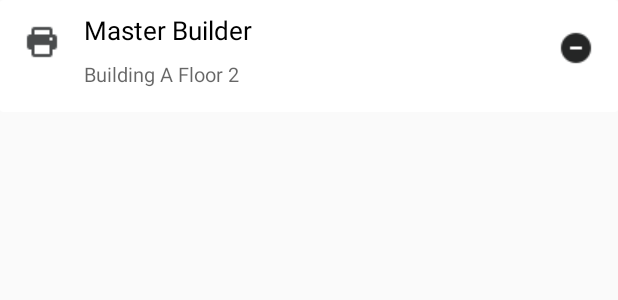
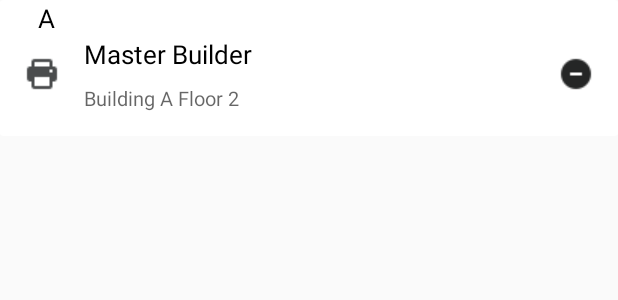
Before and after one commit to vaibhavnerleiristechsys/CustomePrintService, an Android app: the layout card_fragment_printer_list.xml on its own in the app's theme, with its tools: preview values and no code run, on a phone screen of 412 x 824 dp. Shown: the top 300 px of the screen. Run offline under Robolectric (Android 15) with nearby library versions, the phone set to English and light mode, and no system bars.

Commit message:
adding alphabetically header in select printer

```diff
--- a/app/src/main/res/layout/card_fragment_printer_list.xml
+++ b/app/src/main/res/layout/card_fragment_printer_list.xml
@@ -18,8 +18,20 @@
         android:layout_width="wrap_content"
         android:layout_height="wrap_content"
         android:layout_marginStart="16dp"
-        android:layout_marginTop="16dp"
         android:background="@drawable/print"
+        app:layout_constraintBottom_toBottomOf="@+id/txtFragmentBuildingName"
+        app:layout_constraintStart_toStartOf="parent"
+        app:layout_constraintTop_toTopOf="@+id/txtFragmentPrinterName" />
+
+    <TextView
+        android:id="@+id/textForHeader"
+        android:layout_width="0dp"
+        android:layout_height="wrap_content"
+        android:paddingLeft="25dp"
+        android:text="A"
+        android:textColor="#000000"
+        android:textSize="17sp"
+        app:layout_constraintEnd_toEndOf="parent"
         app:layout_constraintStart_toStartOf="parent"
         app:layout_constraintTop_toTopOf="parent" />
 
@@ -28,14 +40,14 @@
         android:layout_width="0dp"
         android:layout_height="wrap_content"
         android:layout_marginStart="16dp"
-        android:layout_marginTop="8dp"
         android:layout_marginEnd="16dp"
         android:text="Master Builder"
+        android:textColor="#000000"
         android:textSize="17sp"
-        android:textColor="#000000"
         app:layout_constraintEnd_toEndOf="parent"
+        app:layout_constraintHorizontal_bias="0.0"
         app:layout_constraintStart_toEndOf="@+id/imgPrintImage"
-        app:layout_constraintTop_toTopOf="parent" />
+        app:layout_constraintTop_toBottomOf="@+id/textForHeader" />
 
     <TextView
         android:id="@+id/txtFragmentBuildingName"
@@ -56,11 +68,11 @@
         android:id="@+id/removePrinter"
         android:layout_width="wrap_content"
         android:layout_height="wrap_content"
-        android:layout_marginTop="20dp"
         android:layout_marginEnd="16dp"
         android:background="@drawable/removeprinter"
+        app:layout_constraintBottom_toBottomOf="@+id/txtFragmentBuildingName"
         app:layout_constraintEnd_toEndOf="parent"
-        app:layout_constraintTop_toTopOf="parent" />
+        app:layout_constraintTop_toTopOf="@+id/txtFragmentPrinterName" />
 
 
 </androidx.constraintlayout.widget.ConstraintLayout>
```
Also changed, not shown: app/src/main/java/com/example/customeprintservice/adapter/FragmentPrinterListAdapter.kt (+33 -1 lines), app/src/main/java/com/example/customeprintservice/print/ServerPrintRelaseFragment.java (+16 -4 lines), app/src/main/res/layout/dialog_select_printer.xml (+6 -7 lines), app/src/main/res/drawable/arrowsback.png (added).
